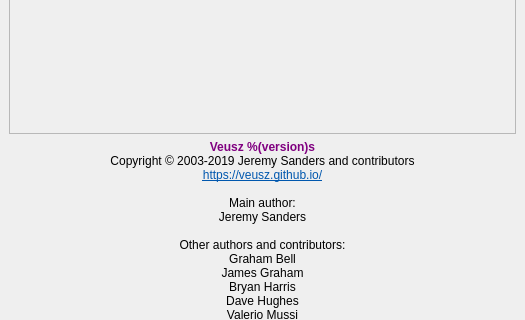
Before: the Qt Designer form ui/about.ui in veusz/veusz, drawn with Qt 5; both pictures show x 0 to 525 and y 82 to 402 of the 525 by 586 pixel window.
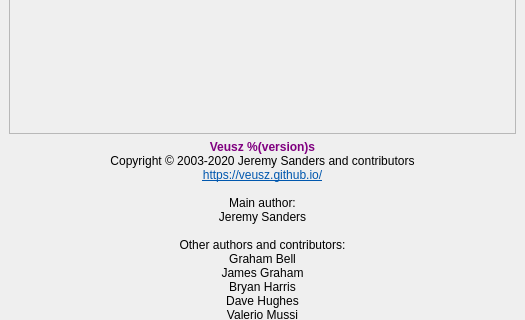
After: the same form once the commit is applied.

Commit message: Bump versions, dates and changelog for 3.2

```diff
--- a/ui/about.ui
+++ b/ui/about.ui
@@ -59,7 +59,7 @@
    <item>
     <widget class="QLabel" name="copyrightlabel">
      <property name="text">
-      <string>&lt;html&gt;&lt;head/&gt;&lt;body&gt;&lt;p&gt;&lt;span style=&quot; font-weight:600; color:#800080;&quot;&gt;Veusz %(version)s&lt;/span&gt;&lt;br/&gt;Copyright © 2003-2019 Jeremy Sanders and contributors&lt;br/&gt;&lt;a href=&quot;https://veusz.github.io/&quot;&gt;&lt;span style=&quot; text-decoration: underline; color:#0057ae;&quot;&gt;https://veusz.github.io/&lt;/span&gt;&lt;/a&gt;&lt;br/&gt;&lt;br/&gt;Main author:&lt;br/&gt;Jeremy Sanders&lt;br/&gt;&lt;br/&gt;Other authors and contributors:&lt;br/&gt;Graham Bell&lt;br/&gt;James Graham&lt;br/&gt;Bryan Harris&lt;br/&gt;Dave Hughes&lt;br/&gt;Valerio Mussi&lt;br/&gt;Benjamin K. Stuhl&lt;/p&gt;&lt;p&gt;&lt;br/&gt;Contains the following external code and resources: Danny Allen (icons), John D. Hunter (contouring), Nokia Corporation (MathML), Philip J. Schneider (bezier fitting)&lt;/p&gt;&lt;p&gt;&lt;br/&gt;Veusz comes with ABSOLUTELY NO WARRANTY. Veusz is Free Software and you are entitled to distribute it under the terms of the GNU Public License (GPL). See the file COPYING for details, or click &amp;quot;Show license&amp;quot;. &lt;/p&gt;&lt;/body&gt;&lt;/html&gt;</string>
+      <string>&lt;html&gt;&lt;head/&gt;&lt;body&gt;&lt;p&gt;&lt;span style=&quot; font-weight:600; color:#800080;&quot;&gt;Veusz %(version)s&lt;/span&gt;&lt;br/&gt;Copyright © 2003-2020 Jeremy Sanders and contributors&lt;br/&gt;&lt;a href=&quot;https://veusz.github.io/&quot;&gt;&lt;span style=&quot; text-decoration: underline; color:#0057ae;&quot;&gt;https://veusz.github.io/&lt;/span&gt;&lt;/a&gt;&lt;br/&gt;&lt;br/&gt;Main author:&lt;br/&gt;Jeremy Sanders&lt;br/&gt;&lt;br/&gt;Other authors and contributors:&lt;br/&gt;Graham Bell&lt;br/&gt;James Graham&lt;br/&gt;Bryan Harris&lt;br/&gt;Dave Hughes&lt;br/&gt;Valerio Mussi&lt;br/&gt;Benjamin K. Stuhl&lt;/p&gt;&lt;p&gt;&lt;br/&gt;Contains the following external code and resources: Danny Allen (icons), John D. Hunter (contouring), Nokia Corporation (MathML), Philip J. Schneider (bezier fitting)&lt;/p&gt;&lt;p&gt;&lt;br/&gt;Veusz comes with ABSOLUTELY NO WARRANTY. Veusz is Free Software and you are entitled to distribute it under the terms of the GNU Public License (GPL). See the file COPYING for details, or click &amp;quot;Show license&amp;quot;. &lt;/p&gt;&lt;/body&gt;&lt;/html&gt;</string>
      </property>
      <property name="alignment">
       <set>Qt::AlignCenter</set>
```
The commit also changes 9 other files.
